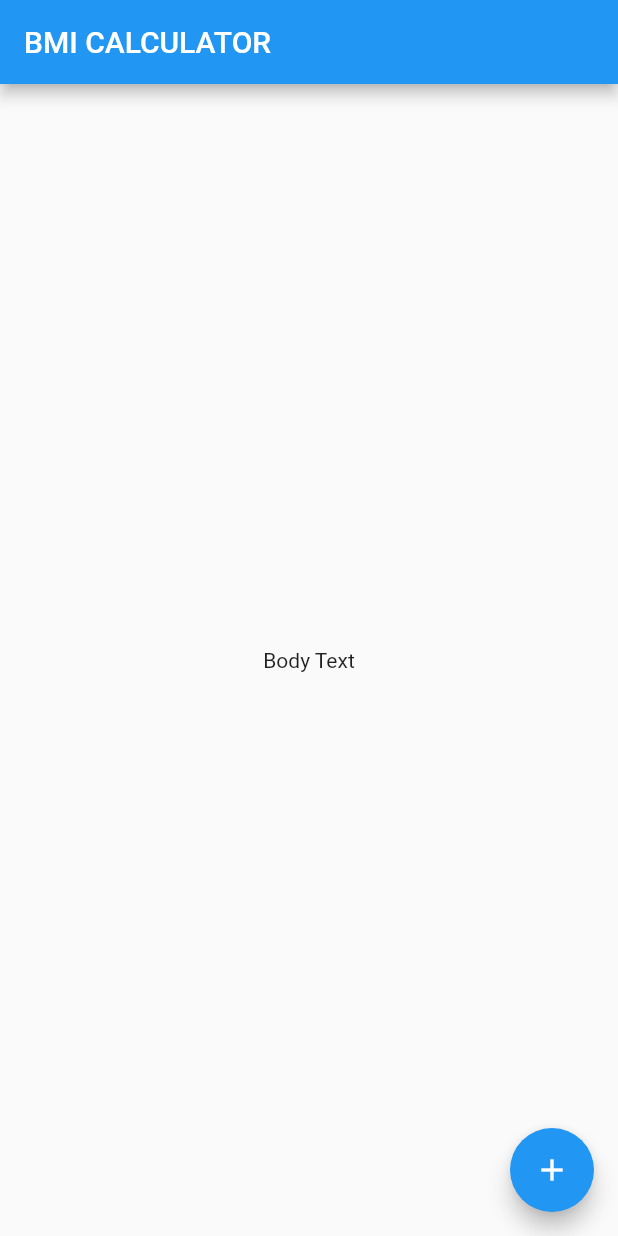
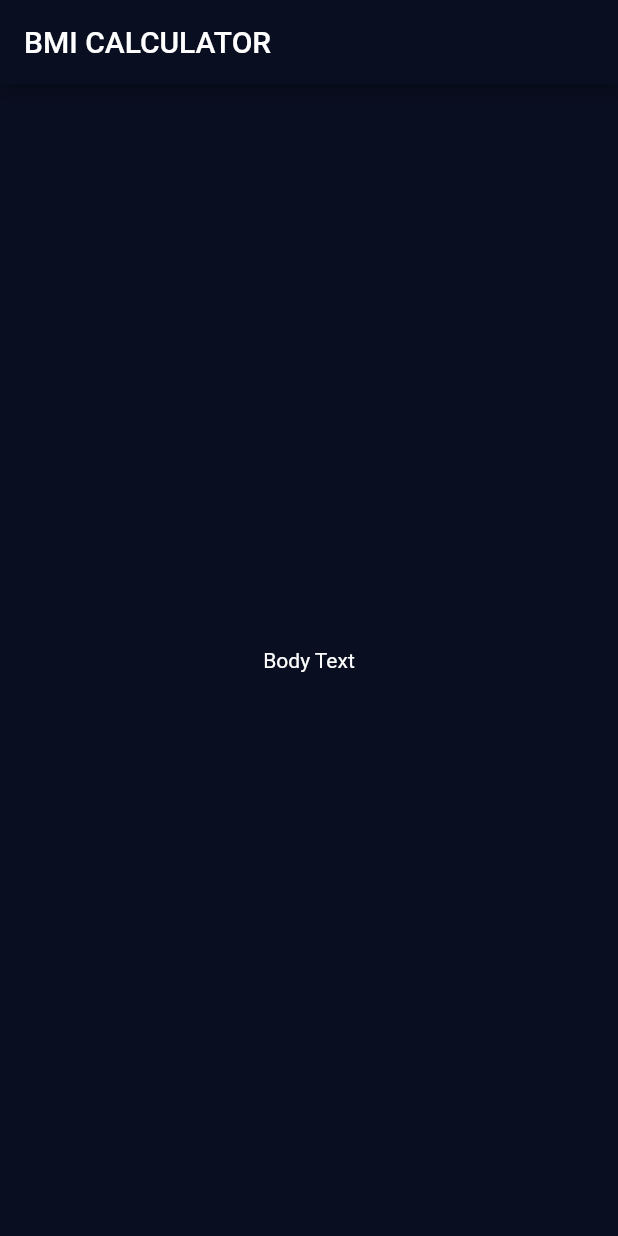
Before and after one commit to pr0mila/Flutter-Practice, a Flutter app: the screen it shows after launch, on a phone screen of 412 x 824 dp. Run offline on Flutter 3.47's test engine with Material 2 defaults, Android fonts, the light colour scheme and no system bars; our stand-ins replace rflutter_alert.

Commit message:
theme and input page

```diff
--- /dev/null
+++ b/lib/inputpage.dart
@@ -0,0 +1,23 @@
+import 'package:flutter/material.dart';
+
+
+class InputPage extends StatefulWidget {
+  @override
+  _InputPageState createState() => _InputPageState();
+}
+
+
+class _InputPageState extends State<InputPage> {
+  @override
+  Widget build(BuildContext context) {
+    return Scaffold(
+      appBar: AppBar(
+        backgroundColor:  Color(0xFF0A0E21),
+        title: Text('BMI CALCULATOR'),
+      ),
+      body: Center(
+        child: Text('Body Text'),
+      ),
+    );
+  }
+}
--- a/lib/main.dart
+++ b/lib/main.dart
@@ -1,4 +1,5 @@
 import 'package:flutter/material.dart';
+import 'package:flutterintermediate/inputpage.dart';
 
 void main() => runApp(BMICalculator());
 
@@ -6,30 +7,15 @@ class BMICalculator extends StatelessWidget {
   @override
   Widget build(BuildContext context) {
     return MaterialApp(
+      theme: ThemeData.dark().copyWith(
+          primaryColor: Color(0xFF0A0E21),
+          scaffoldBackgroundColor: Color(0xFF0A0E21),
+          accentColor: Colors.purple,
+          textTheme: TextTheme(
+              bodyText2: TextStyle(color: Colors.white)
+          )
+      ),
       home: InputPage(),
     );
   }
 }
-
-class InputPage extends StatefulWidget {
-  @override
-  _InputPageState createState() => _InputPageState();
-}
-
-class _InputPageState extends State<InputPage> {
-  @override
-  Widget build(BuildContext context) {
-    return Scaffold(
-      appBar: AppBar(
-        title: Text('BMI CALCULATOR'),
-      ),
-      body: Center(
-        child: Text('Body Text'),
-      ),
-      floatingActionButton: FloatingActionButton(
-        onPressed: () {  },
-        child: Icon(Icons.add),
-      ),
-    );
-  }
-}
```
Also changed, not shown: 1 other file.
